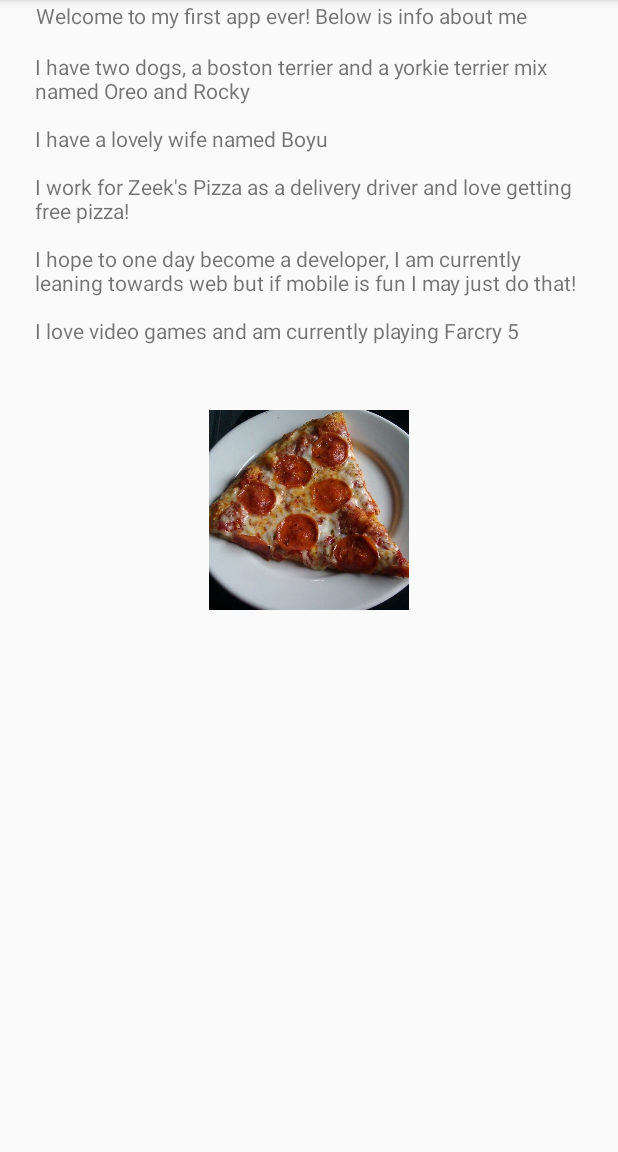
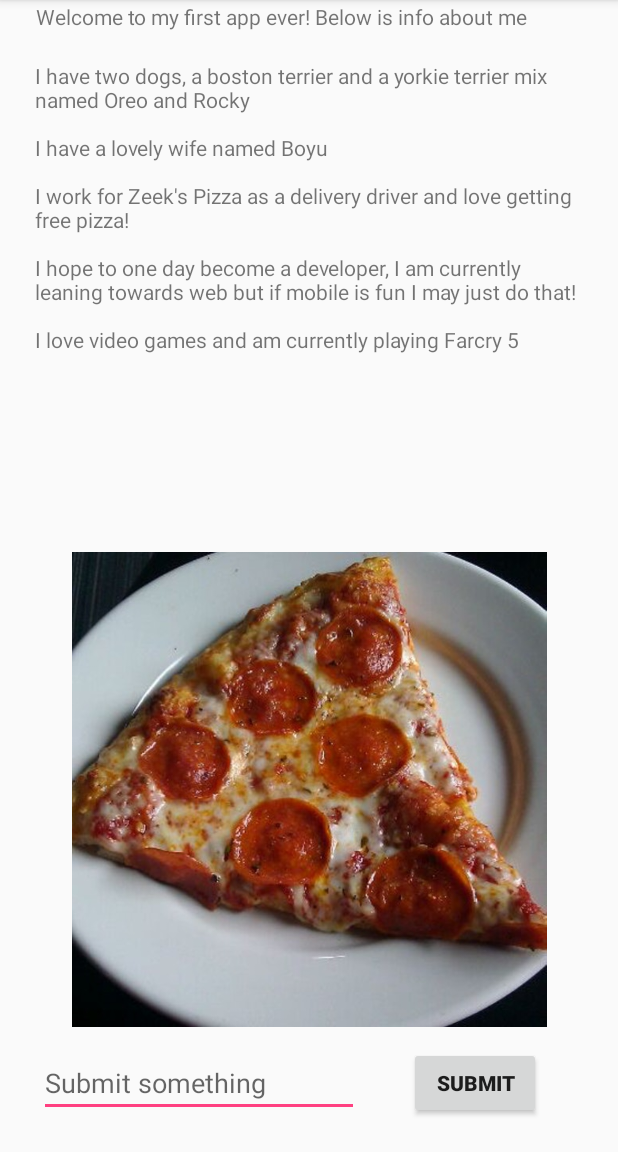
Before and after one commit to MikeJLeon/ad340, an Android app: the screen it shows after launch (MainActivity), on a phone screen of 412 x 824 dp, the part 84-1236 px from its top. Run offline under Robolectric (Android 15) with nearby library versions, the phone set to English and light mode, and no system bars.

Commit message:
Assignment 2 - Added functional button

```diff
--- a/app/build.gradle
+++ b/app/build.gradle
@@ -25,4 +25,5 @@ dependencies {
     testImplementation 'junit:junit:4.12'
     androidTestImplementation 'com.android.support.test:runner:1.0.1'
     androidTestImplementation 'com.android.support.test.espresso:espresso-core:3.0.1'
+    implementation 'com.android.support:design:27.1.0'
 }
--- a/app/src/main/AndroidManifest.xml
+++ b/app/src/main/AndroidManifest.xml
@@ -16,6 +16,7 @@
                 <category android:name="android.intent.category.LAUNCHER" />
             </intent-filter>
         </activity>
+        <activity android:name=".submit"/>
     </application>
 
 </manifest>
--- a/app/src/main/res/layout/activity_main.xml
+++ b/app/src/main/res/layout/activity_main.xml
@@ -10,7 +10,7 @@
     <TextView
         android:id="@+id/textView"
         android:layout_width="0dp"
-        android:layout_height="22dp"
+        android:layout_height="27dp"
         android:layout_marginBottom="12dp"
         android:layout_marginEnd="24dp"
         android:layout_marginStart="24dp"
@@ -18,32 +18,62 @@
         android:text="@string/intro"
         app:layout_constraintBottom_toTopOf="@+id/textView2"
         app:layout_constraintEnd_toEndOf="parent"
+        app:layout_constraintHorizontal_bias="0.0"
         app:layout_constraintStart_toStartOf="parent"
         app:layout_constraintTop_toTopOf="parent" />
 
     <TextView
         android:id="@+id/textView2"
         android:layout_width="0dp"
-        android:layout_height="217dp"
-        android:layout_marginBottom="22dp"
+        android:layout_height="0dp"
+        android:layout_marginBottom="10dp"
         android:layout_marginEnd="23dp"
         android:layout_marginStart="23dp"
         android:text="@string/facts"
         app:layout_constraintBottom_toTopOf="@+id/imageView"
         app:layout_constraintEnd_toEndOf="parent"
-        app:layout_constraintHorizontal_bias="0.5"
         app:layout_constraintStart_toStartOf="parent"
         app:layout_constraintTop_toBottomOf="@+id/textView" />
 
     <ImageView
         android:id="@+id/imageView"
         android:layout_width="0dp"
-        android:layout_height="133dp"
-        android:layout_marginTop="273dp"
+        android:layout_height="0dp"
+        android:layout_marginBottom="13dp"
+        android:adjustViewBounds="false"
         android:contentDescription="@string/pizza"
+        android:cropToPadding="false"
+        app:layout_constraintBottom_toTopOf="@+id/button"
         app:layout_constraintEnd_toEndOf="parent"
         app:layout_constraintStart_toStartOf="parent"
-        app:layout_constraintTop_toTopOf="parent"
+        app:layout_constraintTop_toBottomOf="@+id/textView2"
         app:srcCompat="@drawable/pizza" />
 
+    <EditText
+        android:id="@+id/input"
+        android:layout_width="wrap_content"
+        android:layout_height="wrap_content"
+        android:layout_marginBottom="23dp"
+        android:layout_marginEnd="8dp"
+        android:ems="10"
+        android:hint="@string/submit_some_android_string_paste_as_plain_text"
+        android:inputType="textPersonName"
+        app:layout_constraintBottom_toBottomOf="parent"
+        app:layout_constraintEnd_toStartOf="@+id/button"
+        app:layout_constraintStart_toStartOf="parent" />
+
+    <Button
+        android:id="@+id/button"
+        android:layout_width="wrap_content"
+        android:layout_height="wrap_content"
+        android:layout_marginBottom="22dp"
+        android:layout_marginEnd="25dp"
+        android:onClick="sendMessage"
+        android:text="@string/submit"
+        android:textStyle="bold"
+        app:layout_constraintBottom_toBottomOf="parent"
+        app:layout_constraintEnd_toEndOf="parent"
+        app:layout_constraintStart_toEndOf="@+id/input"
+        app:layout_constraintTop_toBottomOf="@+id/imageView" />
+
 </android.support.constraint.ConstraintLayout>
--- a/app/src/main/res/values/strings.xml
+++ b/app/src/main/res/values/strings.xml
@@ -11,5 +11,8 @@
                             \n
                             \nI love video games and am currently playing Farcry 5</string>
     <string name="pizza">Pizza</string>
-    <string name ="githubtest">Test</string>
+    <string name="githubtest">Test</string>
+    <string name="type_something_here">Type something here!</string>
+    <string name="submit">Submit</string>
+    <string name="submit_some_android_string_paste_as_plain_text">Submit something</string>
 </resources>
```
Also changed, not shown: app/src/main/java/com/example/mike/mikeleonad340/MainActivity.java (+13 -0 lines), app/src/main/java/com/example/mike/mikeleonad340/submit.java (added, +21 -0 lines), app/src/main/res/layout/activity_submit.xml (added, +22 -0 lines).
